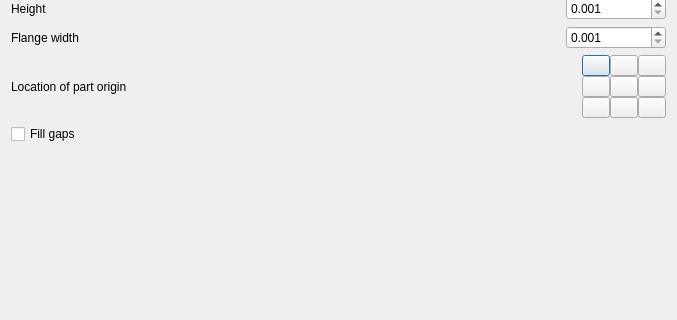
shaise/FreeCAD_SheetMetal, file Resources/panels/BaseShapeOptions.ui: the form before one commit; both pictures show x 0 to 677 and y 158 to 478 of the 677 by 565 pixel window.
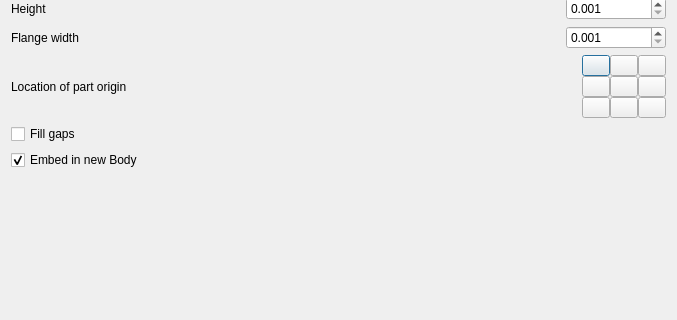
The form after the commit. Icons and pictures are not drawn. Custom widgets are drawn as their Qt base class.

Patch:
```diff
--- a/Resources/panels/BaseShapeOptions.ui
+++ b/Resources/panels/BaseShapeOptions.ui
@@ -878,6 +878,19 @@
      </property>
     </widget>
    </item>
+   <item>
+    <widget class="QCheckBox" name="chkNewBody">
+     <property name="toolTip">
+      <string>Create the base shape as a new body</string>
+     </property>
+     <property name="text">
+      <string>Embed in new Body</string>
+     </property>
+     <property name="checked">
+      <bool>true</bool>
+     </property>
+    </widget>
+   </item>
    <item>
     <spacer name="verticalSpacer">
      <property name="orientation">
```
